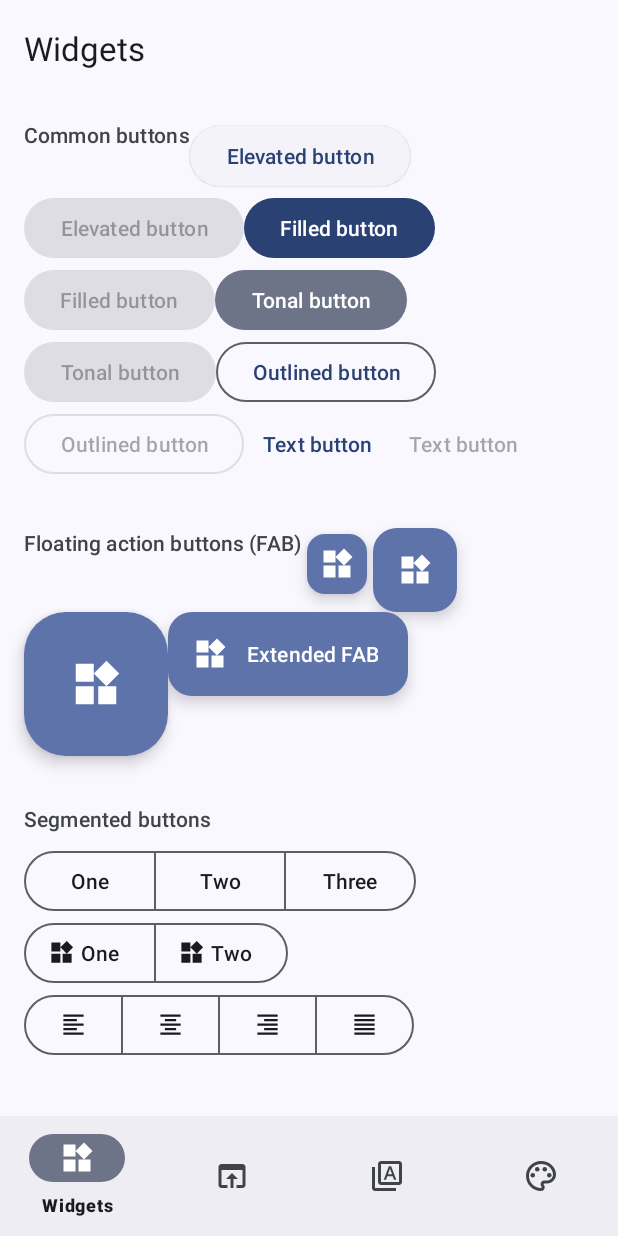
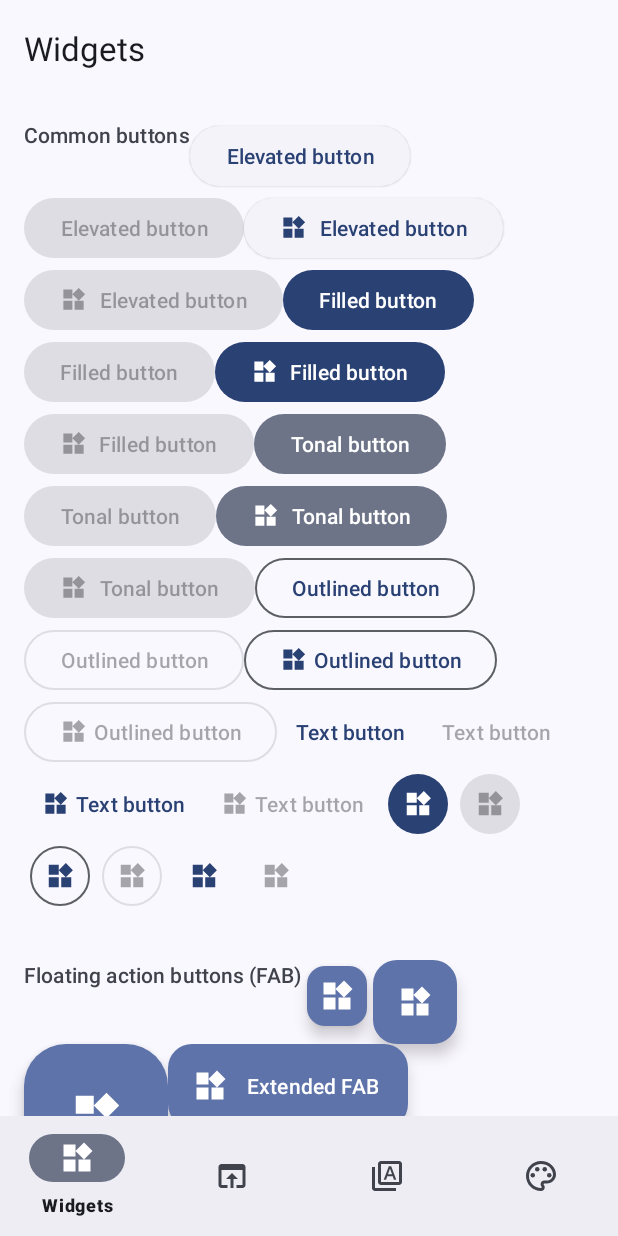
Before and after one commit to Dcard/material3-android-demo, an Android app: the screen it shows after launch (MainActivity), on a phone screen of 412 x 824 dp. Run offline under Robolectric (Android 15) with nearby library versions, the phone set to English and light mode, and no system bars; our stand-ins replace FlexboxLayout; 1 statement that could not run was skipped.

Commit message:
feature: Add button icons.

```diff
--- a/app/src/main/res/layout/list_item_widget_buttons.xml
+++ b/app/src/main/res/layout/list_item_widget_buttons.xml
@@ -22,7 +22,8 @@
 		style="@style/Widget.Material3.Button.ElevatedButton"
 		android:layout_width="wrap_content"
 		android:layout_height="wrap_content"
-		android:text="@string/widgets.button_elevated.description" />
+		android:text="@string/widgets.button_elevated.description"
+		app:layout_wrapBefore="true" />
 
 	<Button
 		style="@style/Widget.Material3.Button.ElevatedButton"
@@ -32,10 +33,26 @@
 		android:text="@string/widgets.button_elevated.description" />
 
 	<Button
+		style="@style/Widget.Material3.Button.ElevatedButton"
+		android:layout_width="wrap_content"
+		android:layout_height="wrap_content"
+		android:text="@string/widgets.button_elevated.description"
+		app:icon="@drawable/ic_widgets_filled_24dp" />
+
+	<Button
+		style="@style/Widget.Material3.Button.ElevatedButton"
+		android:layout_width="wrap_content"
+		android:layout_height="wrap_content"
+		android:enabled="false"
+		android:text="@string/widgets.button_elevated.description"
+		app:icon="@drawable/ic_widgets_filled_24dp" />
+
+	<Button
 		style="@style/Widget.Material3.Button"
 		android:layout_width="wrap_content"
 		android:layout_height="wrap_content"
-		android:text="@string/widgets.button_filled.description" />
+		android:text="@string/widgets.button_filled.description"
+		app:layout_wrapBefore="true" />
 
 	<Button
 		style="@style/Widget.Material3.Button"
@@ -45,10 +62,26 @@
 		android:text="@string/widgets.button_filled.description" />
 
 	<Button
+		style="@style/Widget.Material3.Button"
+		android:layout_width="wrap_content"
+		android:layout_height="wrap_content"
+		android:text="@string/widgets.button_filled.description"
+		app:icon="@drawable/ic_widgets_filled_24dp" />
+
+	<Button
+		style="@style/Widget.Material3.Button"
+		android:layout_width="wrap_content"
+		android:layout_height="wrap_content"
+		android:enabled="false"
+		android:text="@string/widgets.button_filled.description"
+		app:icon="@drawable/ic_widgets_filled_24dp" />
+
+	<Button
 		style="@style/Widget.Material3.Button.TonalButton"
 		android:layout_width="wrap_content"
 		android:layout_height="wrap_content"
-		android:text="@string/widgets.button_tonal.description" />
+		android:text="@string/widgets.button_tonal.description"
+		app:layout_wrapBefore="true" />
 
 	<Button
 		style="@style/Widget.Material3.Button.TonalButton"
@@ -58,10 +91,26 @@
 		android:text="@string/widgets.button_tonal.description" />
 
 	<Button
+		style="@style/Widget.Material3.Button.TonalButton"
+		android:layout_width="wrap_content"
+		android:layout_height="wrap_content"
+		android:text="@string/widgets.button_tonal.description"
+		app:icon="@drawable/ic_widgets_filled_24dp" />
+
+	<Button
+		style="@style/Widget.Material3.Button.TonalButton"
+		android:layout_width="wrap_content"
+		android:layout_height="wrap_content"
+		android:enabled="false"
+		android:text="@string/widgets.button_tonal.description"
+		app:icon="@drawable/ic_widgets_filled_24dp" />
+
+	<Button
 		style="@style/Widget.Material3.Button.OutlinedButton"
 		android:layout_width="wrap_content"
 		android:layout_height="wrap_content"
-		android:text="@string/widgets.button_outlined.description" />
+		android:text="@string/widgets.button_outlined.description"
+		app:layout_wrapBefore="true" />
 
 	<Button
 		style="@style/Widget.Material3.Button.OutlinedButton"
@@ -71,10 +120,26 @@
 		android:text="@string/widgets.button_outlined.description" />
 
 	<Button
+		style="@style/Widget.Material3.Button.OutlinedButton"
+		android:layout_width="wrap_content"
+		android:layout_height="wrap_content"
+		android:text="@string/widgets.button_outlined.description"
+		app:icon="@drawable/ic_widgets_filled_24dp" />
+
+	<Button
+		style="@style/Widget.Material3.Button.OutlinedButton"
+		android:layout_width="wrap_content"
+		android:layout_height="wrap_content"
+		android:enabled="false"
+		android:text="@string/widgets.button_outlined.description"
+		app:icon="@drawable/ic_widgets_filled_24dp" />
+
+	<Button
 		style="@style/Widget.Material3.Button.TextButton"
 		android:layout_width="wrap_content"
 		android:layout_height="wrap_content"
-		android:text="@string/widgets.button_text.description" />
+		android:text="@string/widgets.button_text.description"
+		app:layout_wrapBefore="true" />
 
 	<Button
 		style="@style/Widget.Material3.Button.TextButton"
@@ -82,4 +147,59 @@
 		android:layout_height="wrap_content"
 		android:enabled="false"
 		android:text="@string/widgets.button_text.description" />
+
+	<Button
+		style="@style/Widget.Material3.Button.TextButton"
+		android:layout_width="wrap_content"
+		android:layout_height="wrap_content"
+		android:text="@string/widgets.button_text.description"
+		app:icon="@drawable/ic_widgets_filled_24dp" />
+
+	<Button
+		style="@style/Widget.Material3.Button.TextButton"
+		android:layout_width="wrap_content"
+		android:layout_height="wrap_content"
+		android:enabled="false"
+		android:text="@string/widgets.button_text.description"
+		app:icon="@drawable/ic_widgets_filled_24dp" />
+
+	<Button
+		style="?attr/materialIconButtonFilledStyle"
+		android:layout_width="wrap_content"
+		android:layout_height="wrap_content"
+		app:icon="@drawable/ic_widgets_filled_24dp"
+		app:layout_wrapBefore="true" />
+
+	<Button
+		style="?attr/materialIconButtonFilledStyle"
+		android:layout_width="wrap_content"
+		android:layout_height="wrap_content"
+		android:enabled="false"
+		app:icon="@drawable/ic_widgets_filled_24dp" />
+
+	<Button
+		style="?attr/materialIconButtonOutlinedStyle"
+		android:layout_width="wrap_content"
+		android:layout_height="wrap_content"
+		app:icon="@drawable/ic_widgets_filled_24dp" />
+
+	<Button
+		style="?attr/materialIconButtonOutlinedStyle"
+		android:layout_width="wrap_content"
+		android:layout_height="wrap_content"
+		android:enabled="false"
+		app:icon="@drawable/ic_widgets_filled_24dp" />
+
+	<Button
+		style="?attr/materialIconButtonStyle"
+		android:layout_width="wrap_content"
+		android:layout_height="wrap_content"
+		app:icon="@drawable/ic_widgets_filled_24dp" />
+
+	<Button
+		style="?attr/materialIconButtonStyle"
+		android:layout_width="wrap_content"
+		android:layout_height="wrap_content"
+		android:enabled="false"
+		app:icon="@drawable/ic_widgets_filled_24dp" />
 </com.google.android.flexbox.FlexboxLayout>
--- a/buildSrc/src/main/kotlin/Versions.kt
+++ b/buildSrc/src/main/kotlin/Versions.kt
@@ -1,8 +1,8 @@
 object Versions {
 
     object App {
-        const val VERSION_CODE = 1
-        const val VERSION_NAME = "0.0.1-SNAPSHOT"
+        const val VERSION_CODE = 2
+        const val VERSION_NAME = "1.0.0"
 
         const val MIN_SDK = 21
         const val TARGET_SDK = 33
```
